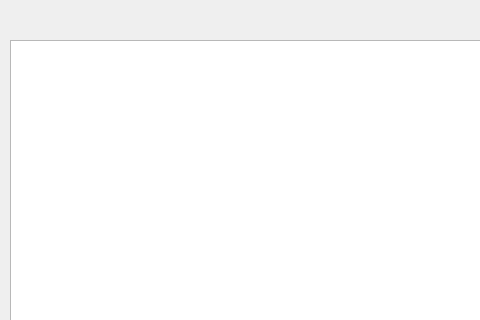
Old version of the form main.ui in the repository igor-s65/coffee; both pictures show x 0 to 480 and y 0 to 320 of the 800 by 600 pixel window.
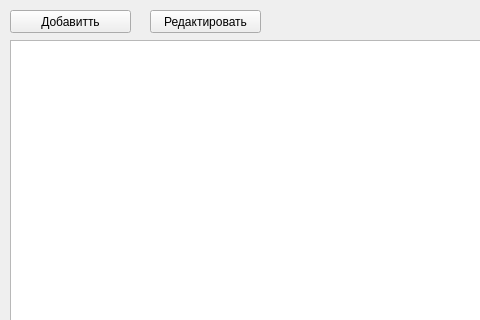
New version of the form.

```diff
--- a/main.ui
+++ b/main.ui
@@ -24,6 +24,32 @@
      </rect>
     </property>
    </widget>
+   <widget class="QPushButton" name="btn_add">
+    <property name="geometry">
+     <rect>
+      <x>10</x>
+      <y>10</y>
+      <width>121</width>
+      <height>23</height>
+     </rect>
+    </property>
+    <property name="text">
+     <string>Добавитть</string>
+    </property>
+   </widget>
+   <widget class="QPushButton" name="btn_edit">
+    <property name="geometry">
+     <rect>
+      <x>150</x>
+      <y>10</y>
+      <width>111</width>
+      <height>23</height>
+     </rect>
+    </property>
+    <property name="text">
+     <string>Редактировать</string>
+    </property>
+   </widget>
   </widget>
   <widget class="QMenuBar" name="menubar">
    <property name="geometry">
```
Left out of the diff: 4 changed lines with no effect on the pictures.
